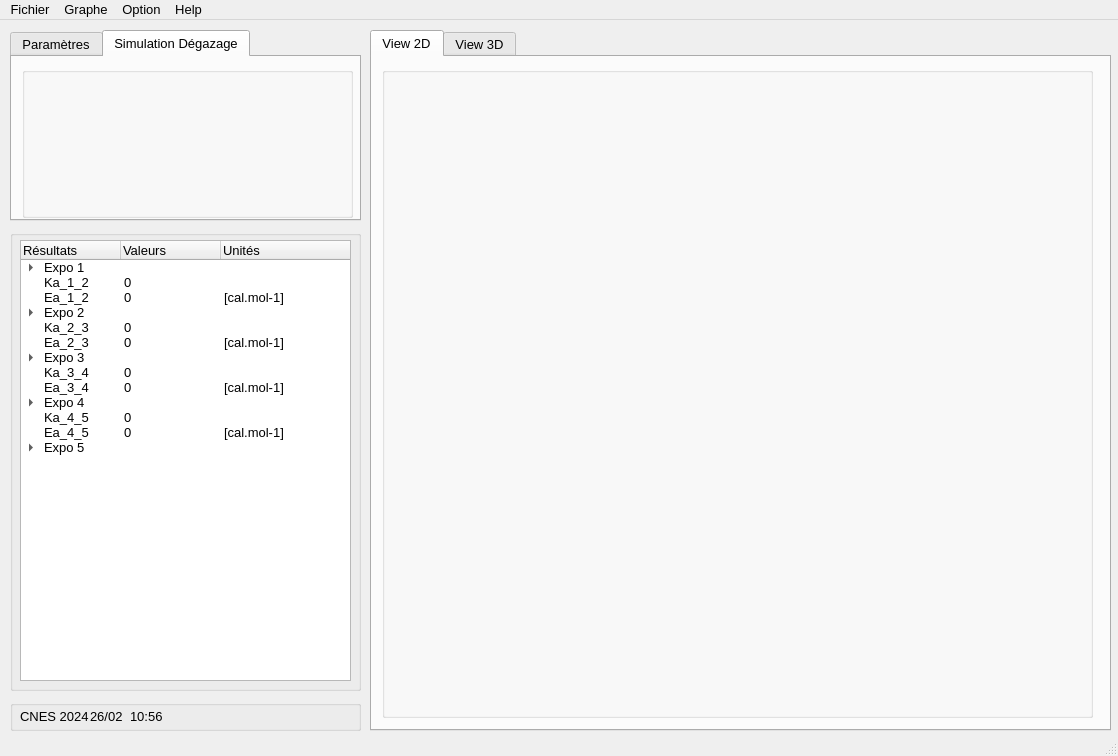
This is ui/window.ui in LanceryH/CNES-LP-VB5E as Qt 5 draws it before an edit. The edited form follows.
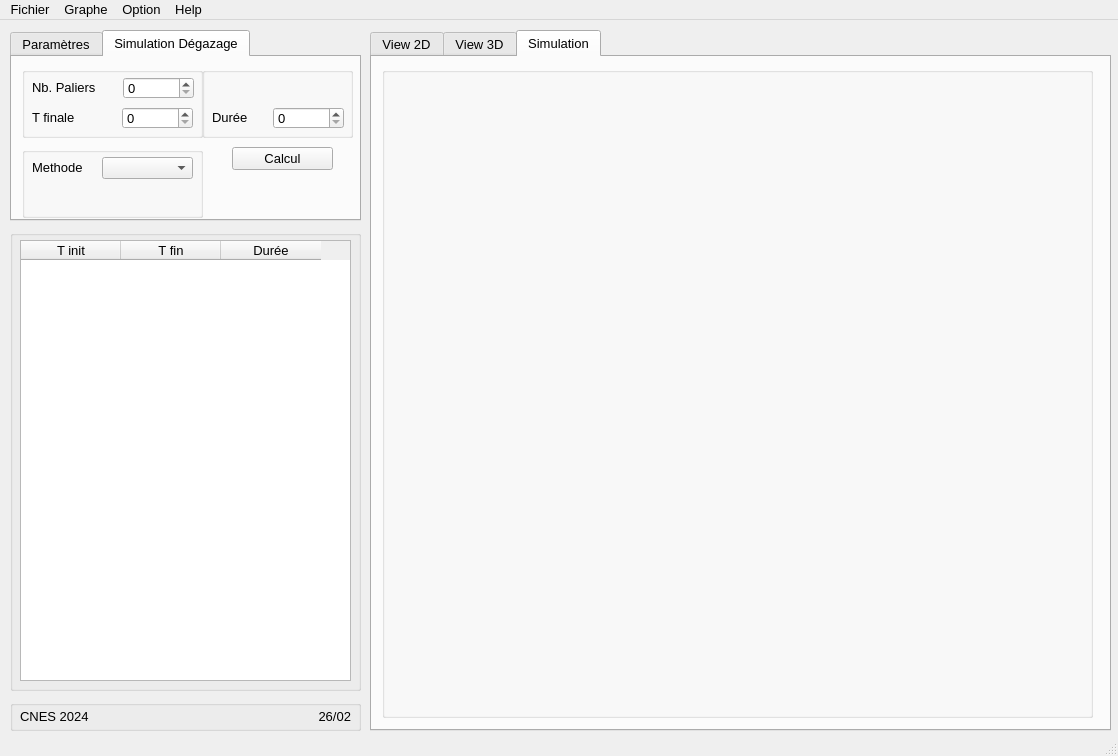
This is the edited form. The open tabs and pages were chosen to show the change.

Diff of the .ui file:
```diff
--- a/ui/window.ui
+++ b/ui/window.ui
@@ -241,15 +241,146 @@
      <widget class="QGroupBox" name="groupBox_3">
       <property name="geometry">
        <rect>
+        <x>190</x>
+        <y>10</y>
+        <width>151</width>
+        <height>71</height>
+       </rect>
+      </property>
+      <property name="title">
+       <string/>
+      </property>
+      <widget class="QSpinBox" name="spinBox_10">
+       <property name="geometry">
+        <rect>
+         <x>71</x>
+         <y>40</y>
+         <width>71</width>
+         <height>22</height>
+        </rect>
+       </property>
+      </widget>
+      <widget class="QLabel" name="label_25">
+       <property name="geometry">
+        <rect>
+         <x>10</x>
+         <y>40</y>
+         <width>61</width>
+         <height>20</height>
+        </rect>
+       </property>
+       <property name="text">
+        <string>Durée</string>
+       </property>
+      </widget>
+     </widget>
+     <widget class="QGroupBox" name="groupBox_9">
+      <property name="geometry">
+       <rect>
         <x>10</x>
         <y>10</y>
-        <width>331</width>
-        <height>151</height>
+        <width>181</width>
+        <height>71</height>
        </rect>
       </property>
       <property name="title">
        <string/>
       </property>
+      <widget class="QSpinBox" name="spinBox_8">
+       <property name="geometry">
+        <rect>
+         <x>101</x>
+         <y>10</y>
+         <width>71</width>
+         <height>22</height>
+        </rect>
+       </property>
+      </widget>
+      <widget class="QLabel" name="label_23">
+       <property name="geometry">
+        <rect>
+         <x>10</x>
+         <y>10</y>
+         <width>91</width>
+         <height>20</height>
+        </rect>
+       </property>
+       <property name="text">
+        <string>Nb. Paliers</string>
+       </property>
+      </widget>
+      <widget class="QSpinBox" name="spinBox_9">
+       <property name="geometry">
+        <rect>
+         <x>100</x>
+         <y>40</y>
+         <width>71</width>
+         <height>22</height>
+        </rect>
+       </property>
+      </widget>
+      <widget class="QLabel" name="label_24">
+       <property name="geometry">
+        <rect>
+         <x>10</x>
+         <y>40</y>
+         <width>91</width>
+         <height>20</height>
+        </rect>
+       </property>
+       <property name="text">
+        <string>T finale</string>
+       </property>
+      </widget>
+     </widget>
+     <widget class="QPushButton" name="pushButton_3">
+      <property name="geometry">
+       <rect>
+        <x>220</x>
+        <y>90</y>
+        <width>101</width>
+        <height>23</height>
+       </rect>
+      </property>
+      <property name="text">
+       <string>Calcul</string>
+      </property>
+     </widget>
+     <widget class="QGroupBox" name="groupBox_10">
+      <property name="geometry">
+       <rect>
+        <x>10</x>
+        <y>90</y>
+        <width>181</width>
+        <height>71</height>
+       </rect>
+      </property>
+      <property name="title">
+       <string/>
+      </property>
+      <widget class="QLabel" name="label_26">
+       <property name="geometry">
+        <rect>
+         <x>10</x>
+         <y>10</y>
+         <width>61</width>
+         <height>20</height>
+        </rect>
+       </property>
+       <property name="text">
+        <string>Methode</string>
+       </property>
+      </widget>
+      <widget class="QComboBox" name="comboBox">
+       <property name="geometry">
+        <rect>
+         <x>80</x>
+         <y>10</y>
+         <width>91</width>
+         <height>22</height>
+        </rect>
+       </property>
+      </widget>
      </widget>
     </widget>
    </widget>
@@ -281,27 +412,20 @@
     <widget class="QLabel" name="label_10">
      <property name="geometry">
       <rect>
-       <x>80</x>
+       <x>250</x>
        <y>6</y>
-       <width>41</width>
+       <width>91</width>
        <height>20</height>
       </rect>
      </property>
+     <property name="layoutDirection">
+      <enum>Qt::LeftToRight</enum>
+     </property>
      <property name="text">
       <string>26/02</string>
      </property>
-    </widget>
-    <widget class="QLabel" name="label_11">
-     <property name="geometry">
-      <rect>
-       <x>120</x>
-       <y>6</y>
-       <width>41</width>
-       <height>20</height>
-      </rect>
-     </property>
-     <property name="text">
-      <string>10:56</string>
+     <property name="alignment">
+      <set>Qt::AlignRight|Qt::AlignTrailing|Qt::AlignVCenter</set>
      </property>
     </widget>
    </widget>
@@ -1533,6 +1657,31 @@
       </item>
      </item>
     </widget>
+    <widget class="QTableWidget" name="tableWidget">
+     <property name="geometry">
+      <rect>
+       <x>10</x>
+       <y>10</y>
+       <width>331</width>
+       <height>441</height>
+      </rect>
+     </property>
+     <column>
+      <property name="text">
+       <string>T init</string>
+      </property>
+     </column>
+     <column>
+      <property name="text">
+       <string>T fin</string>
+      </property>
+     </column>
+     <column>
+      <property name="text">
+       <string>Durée</string>
+      </property>
+     </column>
+    </widget>
    </widget>
    <widget class="QTabWidget" name="tabWidget_2">
     <property name="geometry">
@@ -1544,7 +1693,7 @@
      </rect>
     </property>
     <property name="currentIndex">
-     <number>0</number>
+     <number>2</number>
     </property>
     <widget class="QWidget" name="tab_3">
      <attribute name="title">
@@ -1582,6 +1731,24 @@
       </property>
      </widget>
     </widget>
+    <widget class="QWidget" name="tab_5">
+     <attribute name="title">
+      <string>Simulation</string>
+     </attribute>
+     <widget class="QGroupBox" name="groupBox_14">
+      <property name="geometry">
+       <rect>
+        <x>10</x>
+        <y>10</y>
+        <width>711</width>
+        <height>651</height>
+       </rect>
+      </property>
+      <property name="title">
+       <string/>
+      </property>
+     </widget>
+    </widget>
    </widget>
   </widget>
   <widget class="QMenuBar" name="menubar">
```
Left out of the diff: 6 changed lines with no effect on the pictures.
